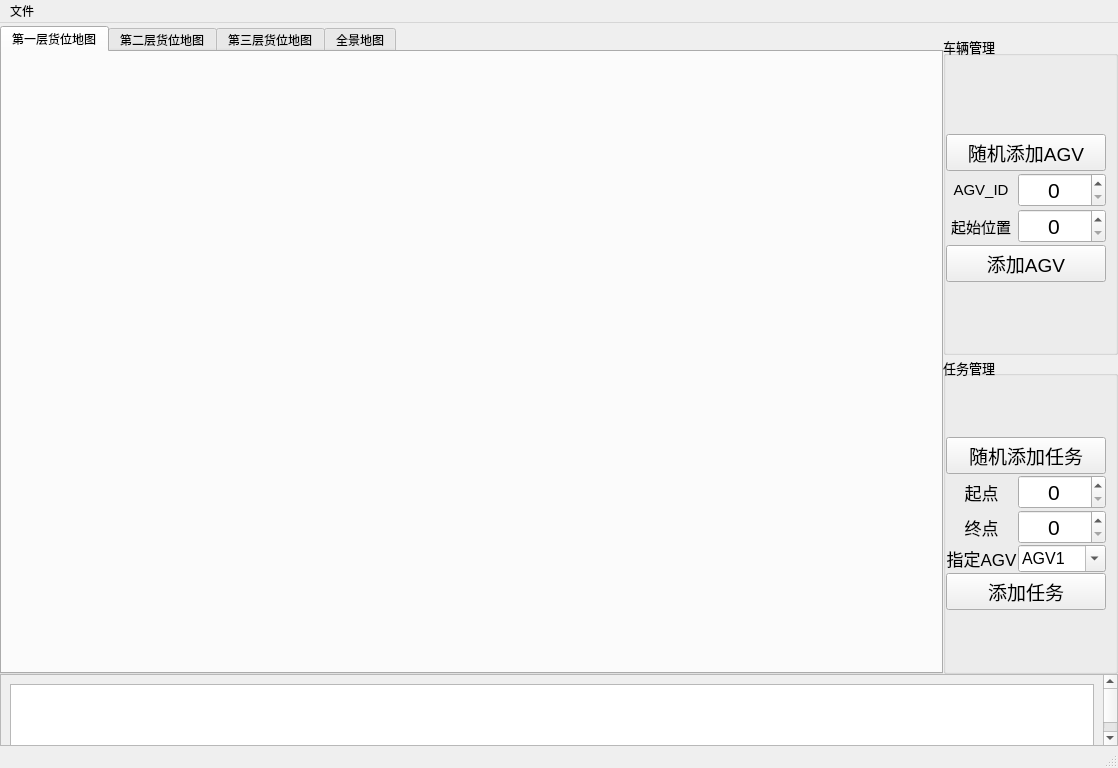
Qt form test.ui (XiaosongChen-GDUT/MyPythonProject) before a commit.
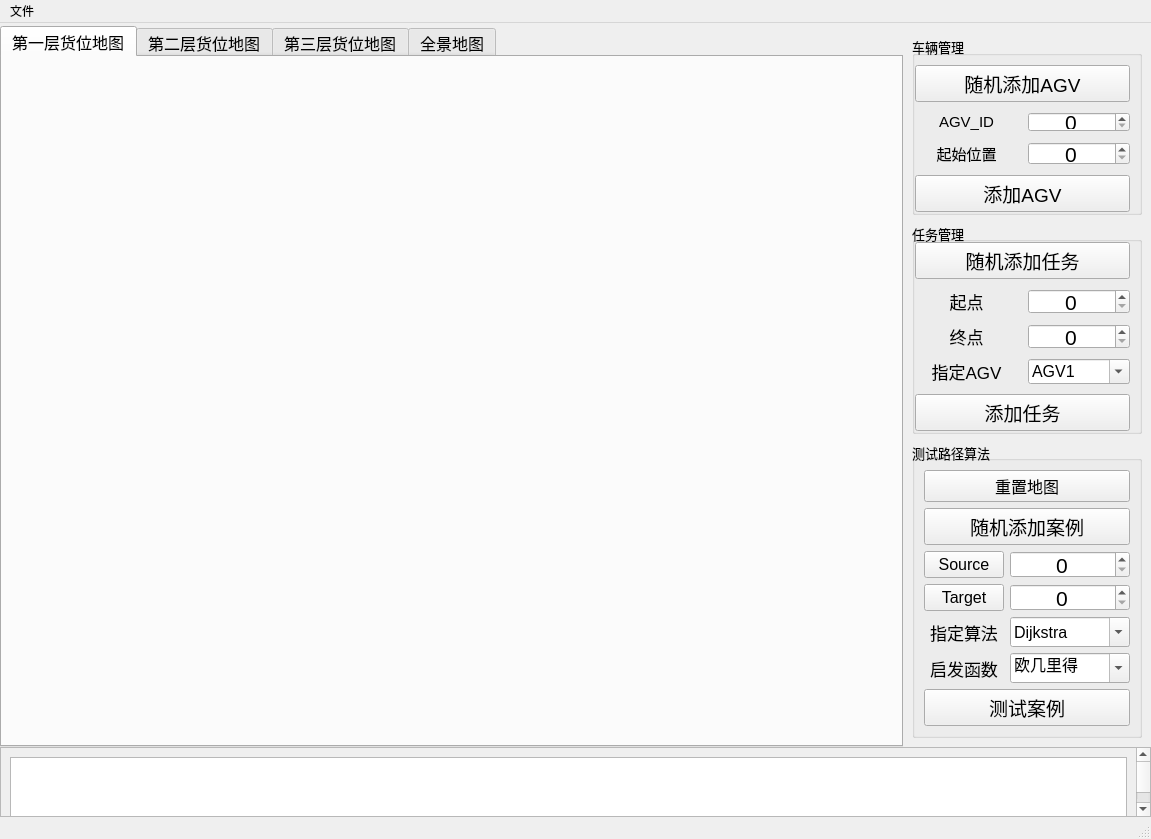
The same form after that commit.

Patch:
```diff
--- a/test.ui
+++ b/test.ui
@@ -6,7 +6,7 @@
    <rect>
     <x>0</x>
     <y>0</y>
-    <width>1118</width>
+    <width>1151</width>
     <height>768</height>
    </rect>
   </property>
@@ -14,7 +14,12 @@
    <string>四向穿梭车货位优化与集成调度管理系统</string>
   </property>
   <widget class="QWidget" name="centralwidget">
-   <layout class="QVBoxLayout" name="verticalLayout_5" stretch="9,1">
+   <property name="font">
+    <font>
+     <pointsize>12</pointsize>
+    </font>
+   </property>
+   <layout class="QVBoxLayout" name="verticalLayout_5" stretch="6,1">
     <property name="spacing">
      <number>0</number>
     </property>
@@ -31,7 +36,7 @@
      <number>0</number>
     </property>
     <item>
-     <layout class="QHBoxLayout" name="horizontalLayout" stretch="9,1">
+     <layout class="QHBoxLayout" name="horizontalLayout" stretch="8,1">
       <item>
        <widget class="QTabWidget" name="tabWidget">
         <property name="autoFillBackground">
@@ -86,23 +91,8 @@
        </widget>
       </item>
       <item>
-       <widget class="QWidget" name="Right_widget" native="true">
-        <layout class="QVBoxLayout" name="verticalLayout">
-         <property name="spacing">
-          <number>0</number>
-         </property>
-         <property name="leftMargin">
-          <number>0</number>
-         </property>
-         <property name="topMargin">
-          <number>9</number>
-         </property>
-         <property name="rightMargin">
-          <number>0</number>
-         </property>
-         <property name="bottomMargin">
-          <number>0</number>
-         </property>
+       <widget class="QFrame" name="Right_frame">
+        <layout class="QVBoxLayout" name="verticalLayout" stretch="1,1,0">
          <item>
           <widget class="QGroupBox" name="AGV_groupBox">
            <property name="font">
@@ -126,7 +116,7 @@
            </property>
            <layout class="QVBoxLayout" name="verticalLayout_2">
             <property name="spacing">
-             <number>2</number>
+             <number>10</number>
             </property>
             <property name="leftMargin">
              <number>0</number>
@@ -270,7 +260,7 @@
            </property>
            <layout class="QVBoxLayout" name="verticalLayout_3">
             <property name="spacing">
-             <number>1</number>
+             <number>10</number>
             </property>
             <property name="leftMargin">
              <number>0</number>
@@ -286,7 +276,64 @@
             </property>
             <item>
              <layout class="QGridLayout" name="Task_gridLayout">
-              <item row="0" column="0" colspan="2">
+              <item row="2" column="1">
+               <widget class="QSpinBox" name="start_spinBox">
+                <property name="minimumSize">
+                 <size>
+                  <width>0</width>
+                  <height>20</height>
+                 </size>
+                </property>
+                <property name="font">
+                 <font>
+                  <pointsize>16</pointsize>
+                 </font>
+                </property>
+                <property name="alignment">
+                 <set>Qt::AlignCenter</set>
+                </property>
+                <property name="maximum">
+                 <number>10000</number>
+                </property>
+               </widget>
+              </item>
+              <item row="3" column="1">
+               <widget class="QSpinBox" name="end_spinBox">
+                <property name="minimumSize">
+                 <size>
+                  <width>0</width>
+                  <height>20</height>
+                 </size>
+                </property>
+                <property name="font">
+                 <font>
+                  <pointsize>16</pointsize>
+                 </font>
+                </property>
+                <property name="alignment">
+                 <set>Qt::AlignCenter</set>
+                </property>
+                <property name="maximum">
+                 <number>10000</number>
+                </property>
+               </widget>
+              </item>
+              <item row="3" column="0">
+               <widget class="QLabel" name="end_label">
+                <property name="font">
+                 <font>
+                  <pointsize>13</pointsize>
+                 </font>
+                </property>
+                <property name="text">
+                 <string>终点</string>
+                </property>
+                <property name="alignment">
+                 <set>Qt::AlignCenter</set>
+                </property>
+               </widget>
+              </item>
+              <item row="1" column="0" colspan="2">
                <widget class="QPushButton" name="random_AddTask">
                 <property name="font">
                  <font>
@@ -298,7 +345,19 @@
                 </property>
                </widget>
               </item>
-              <item row="1" column="0">
+              <item row="5" column="0" colspan="2">
+               <widget class="QPushButton" name="addTask">
+                <property name="font">
+                 <font>
+                  <pointsize>14</pointsize>
+                 </font>
+                </property>
+                <property name="text">
+                 <string>添加任务</string>
+                </property>
+               </widget>
+              </item>
+              <item row="2" column="0">
                <widget class="QLabel" name="start_label">
                 <property name="font">
                  <font>
@@ -313,79 +372,7 @@
                 </property>
                </widget>
               </item>
-              <item row="1" column="1">
-               <widget class="QSpinBox" name="start_spinBox">
-                <property name="minimumSize">
-                 <size>
-                  <width>0</width>
-                  <height>20</height>
-                 </size>
-                </property>
-                <property name="font">
-                 <font>
-                  <pointsize>16</pointsize>
-                 </font>
-                </property>
-                <property name="alignment">
-                 <set>Qt::AlignCenter</set>
-                </property>
-                <property name="maximum">
-                 <number>10000</number>
-                </property>
-               </widget>
-              </item>
-              <item row="2" column="0">
-               <widget class="QLabel" name="end_label">
-                <property name="font">
-                 <font>
-                  <pointsize>13</pointsize>
-                 </font>
-                </property>
-                <property name="text">
-                 <string>终点</string>
-                </property>
-                <property name="alignment">
-                 <set>Qt::AlignCenter</set>
-                </property>
-               </widget>
-              </item>
-              <item row="2" column="1">
-               <widget class="QSpinBox" name="end_spinBox">
-                <property name="minimumSize">
-                 <size>
-                  <width>0</width>
-                  <height>20</height>
-                 </size>
-                </property>
-                <property name="font">
-                 <font>
-                  <pointsize>16</pointsize>
-                 </font>
-                </property>
-                <property name="alignment">
-                 <set>Qt::AlignCenter</set>
-                </property>
-                <property name="maximum">
-                 <number>10000</number>
-                </property>
-               </widget>
-              </item>
-              <item row="3" column="0">
-               <widget class="QLabel" name="point_AGV">
-                <property name="font">
-                 <font>
-                  <pointsize>13</pointsize>
-                 </font>
-                </property>
-                <property name="text">
-                 <string>指定AGV</string>
-                </property>
-                <property name="alignment">
-                 <set>Qt::AlignCenter</set>
-                </property>
-               </widget>
-              </item>
-              <item row="3" column="1">
+              <item row="4" column="1">
                <widget class="QComboBox" name="point_AGV_comboBox">
                 <property name="minimumSize">
                  <size>
@@ -419,15 +406,18 @@
                 </item>
                </widget>
               </item>
-              <item row="4" column="0" colspan="2">
-               <widget class="QPushButton" name="addTask">
+              <item row="4" column="0">
+               <widget class="QLabel" name="point_AGV">
                 <property name="font">
                  <font>
-                  <pointsize>14</pointsize>
+                  <pointsize>13</pointsize>
                  </font>
                 </property>
                 <property name="text">
-                 <string>添加任务</string>
+                 <string>指定AGV</string>
+                </property>
+                <property name="alignment">
+                 <set>Qt::AlignCenter</set>
                 </property>
                </widget>
               </item>
@@ -436,6 +426,265 @@
            </layout>
           </widget>
          </item>
+         <item>
+          <widget class="QGroupBox" name="test_path_planing">
+           <property name="font">
+            <font>
+             <pointsize>10</pointsize>
+            </font>
+           </property>
+           <property name="title">
+            <string>测试路径算法</string>
+           </property>
+           <property name="alignment">
+            <set>Qt::AlignBottom|Qt::AlignLeading|Qt::AlignLeft</set>
+           </property>
+           <layout class="QGridLayout" name="gridLayout">
+            <item row="0" column="0" colspan="2">
+             <widget class="QPushButton" name="reset_Button">
+              <property name="font">
+               <font>
+                <pointsize>12</pointsize>
+               </font>
+              </property>
+              <property name="text">
+               <string>重置地图</string>
+              </property>
+             </widget>
+            </item>
+            <item row="1" column="0" colspan="2">
+             <widget class="QPushButton" name="random_Add_Cases">
+              <property name="font">
+               <font>
+                <pointsize>14</pointsize>
+               </font>
+              </property>
+              <property name="text">
+               <string>随机添加案例</string>
+              </property>
+             </widget>
+            </item>
+            <item row="2" column="0">
+             <widget class="QPushButton" name="Source_Button">
+              <property name="font">
+               <font>
+                <pointsize>12</pointsize>
+               </font>
+              </property>
+              <property name="text">
+               <string>Source</string>
+              </property>
+             </widget>
+            </item>
+            <item row="2" column="1">
+             <widget class="QSpinBox" name="source_spinBox">
+              <property name="minimumSize">
+               <size>
+                <width>0</width>
+                <height>20</height>
+               </size>
+              </property>
+              <property name="font">
+               <font>
+                <pointsize>16</pointsize>
+               </font>
+              </property>
+              <property name="alignment">
+               <set>Qt::AlignCenter</set>
+              </property>
+              <property name="maximum">
+               <number>10000</number>
+              </property>
+             </widget>
+            </item>
+            <item row="3" column="0">
+             <widget class="QPushButton" name="Target_Button">
+              <property name="font">
+               <font>
+                <pointsize>12</pointsize>
+               </font>
+              </property>
+              <property name="text">
+               <string>Target</string>
+              </property>
+             </widget>
+            </item>
+            <item row="3" column="1">
+             <widget class="QSpinBox" name="target_spinBox">
+              <property name="minimumSize">
+               <size>
+                <width>0</width>
+                <height>20</height>
+               </size>
+              </property>
+              <property name="font">
+               <font>
+                <pointsize>16</pointsize>
+               </font>
+              </property>
+              <property name="alignment">
+               <set>Qt::AlignCenter</set>
+              </property>
+              <property name="maximum">
+               <number>10000</number>
+              </property>
+             </widget>
+            </item>
+            <item row="4" column="0">
+             <widget class="QLabel" name="point_algorithm_Qlable">
+              <property name="font">
+               <font>
+                <pointsize>13</pointsize>
+               </font>
+              </property>
+              <property name="text">
+               <string>指定算法</string>
+              </property>
+              <property name="alignment">
+               <set>Qt::AlignCenter</set>
+              </property>
+             </widget>
+            </item>
+            <item row="4" column="1">
+             <widget class="QComboBox" name="point_algorithm_comboBox">
+              <property name="minimumSize">
+               <size>
+                <width>0</width>
+                <height>30</height>
+               </size>
+              </property>
+              <property name="font">
+               <font>
+                <pointsize>12</pointsize>
+               </font>
+              </property>
+              <property name="layoutDirection">
+               <enum>Qt::LeftToRight</enum>
+              </property>
+              <property name="autoFillBackground">
+               <bool>true</bool>
+              </property>
+              <property name="editable">
+               <bool>true</bool>
+              </property>
+              <property name="currentText">
+               <string>Dijkstra</string>
+              </property>
+              <property name="maxVisibleItems">
+               <number>30</number>
+              </property>
+              <property name="sizeAdjustPolicy">
+               <enum>QComboBox::AdjustToContentsOnFirstShow</enum>
+              </property>
+              <property name="iconSize">
+               <size>
+                <width>16</width>
+                <height>20</height>
+               </size>
+              </property>
+              <item>
+               <property name="text">
+                <string>Dijkstra</string>
+               </property>
+              </item>
+              <item>
+               <property name="text">
+                <string>Astar</string>
+               </property>
+              </item>
+              <item>
+               <property name="text">
+                <string>dynamic_rcc</string>
+               </property>
+              </item>
+              <item>
+               <property name="text">
+                <string>LPAstar</string>
+               </property>
+              </item>
+             </widget>
+            </item>
+            <item row="5" column="0">
+             <widget class="QLabel" name="heuristic_Qlable">
+              <property name="font">
+               <font>
+                <pointsize>13</pointsize>
+               </font>
+              </property>
+              <property name="text">
+               <string>启发函数</string>
+              </property>
+              <property name="alignment">
+               <set>Qt::AlignCenter</set>
+              </property>
+             </widget>
+            </item>
+            <item row="5" column="1">
+             <widget class="QComboBox" name="heuristic_ComboBox">
+              <property name="minimumSize">
+               <size>
+                <width>0</width>
+                <height>30</height>
+               </size>
+              </property>
+              <property name="font">
+               <font>
+                <pointsize>12</pointsize>
+               </font>
+              </property>
+              <property name="autoFillBackground">
+               <bool>true</bool>
+              </property>
+              <property name="editable">
+               <bool>true</bool>
+              </property>
+              <property name="currentText">
+               <string>欧几里得</string>
+              </property>
+              <property name="maxVisibleItems">
+               <number>50</number>
+              </property>
+              <property name="sizeAdjustPolicy">
+               <enum>QComboBox::AdjustToContents</enum>
+              </property>
+              <property name="iconSize">
+               <size>
+                <width>16</width>
+                <height>20</height>
+               </size>
+              </property>
+              <item>
+               <property name="text">
+                <string>欧几里得</string>
+               </property>
+              </item>
+              <item>
+               <property name="text">
+                <string>曼哈顿</string>
+               </property>
+              </item>
+              <item>
+               <property name="text">
+                <string>切比雪夫</string>
+               </property>
+              </item>
+             </widget>
+            </item>
+            <item row="6" column="0" colspan="2">
+             <widget class="QPushButton" name="add_case">
+              <property name="font">
+               <font>
+                <pointsize>14</pointsize>
+               </font>
+              </property>
+              <property name="text">
+               <string>测试案例</string>
+              </property>
+             </widget>
+            </item>
+           </layout>
+          </widget>
+         </item>
         </layout>
        </widget>
       </item>
@@ -451,8 +700,8 @@
         <rect>
          <x>0</x>
          <y>0</y>
-         <width>1099</width>
-         <height>89</height>
+         <width>1149</width>
+         <height>101</height>
         </rect>
        </property>
        <layout class="QVBoxLayout" name="verticalLayout_4">
@@ -470,7 +719,7 @@
     <rect>
      <x>0</x>
      <y>0</y>
-     <width>1118</width>
+     <width>1151</width>
      <height>23</height>
     </rect>
    </property>
```
